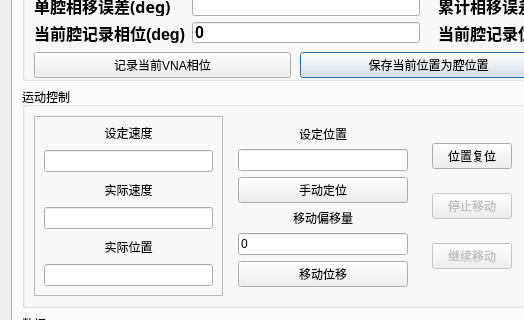
Before: the Qt Designer form ui/main_dlg.ui in wzmsykk/QT_modbus_vna_cavity_phase_control, drawn with Qt 5; both pictures show x 0 to 524 and y 178 to 498 of the 857 by 732 pixel window.
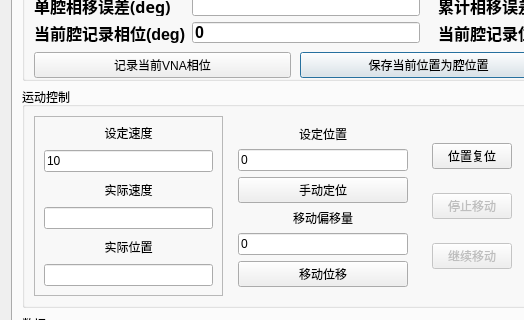
After: the same form once the commit is applied. The open tabs and pages were chosen to show the change.

What changed in the file:
```diff
--- a/ui/main_dlg.ui
+++ b/ui/main_dlg.ui
@@ -6,7 +6,7 @@
    <rect>
     <x>0</x>
     <y>0</y>
-    <width>726</width>
+    <width>829</width>
     <height>732</height>
    </rect>
   </property>
@@ -797,7 +797,11 @@
               </widget>
              </item>
              <item>
-              <widget class="QLineEdit" name="lineEdit_relvec"/>
+              <widget class="QLineEdit" name="lineEdit_relvec">
+               <property name="text">
+                <string>10</string>
+               </property>
+              </widget>
              </item>
              <item>
               <widget class="QLabel" name="label_12">
@@ -874,7 +878,11 @@
               </widget>
              </item>
              <item>
-              <widget class="QLineEdit" name="lineEdit_relpos"/>
+              <widget class="QLineEdit" name="lineEdit_relpos">
+               <property name="text">
+                <string>0</string>
+               </property>
+              </widget>
              </item>
              <item>
               <widget class="QPushButton" name="pushButton_setpos">
```
Left out of the diff: 2 changed lines with no effect on the pictures.
